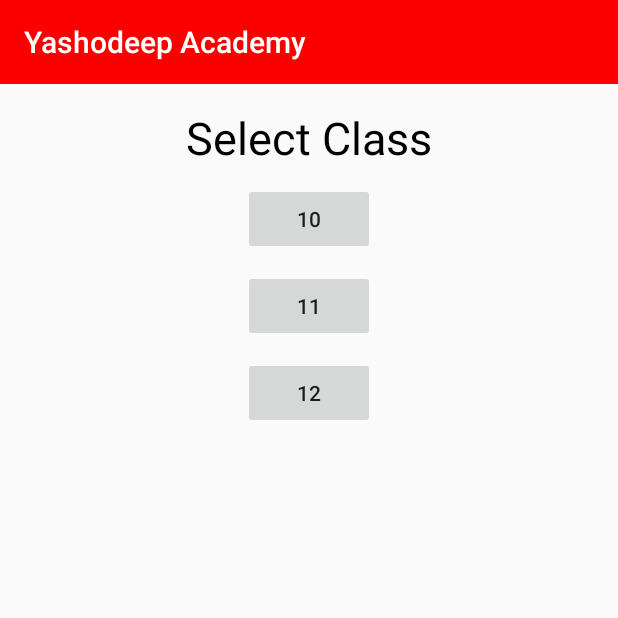
After one commit to h-rshada/YDAcademy, an Android app: the Guest screen opened directly, with no data from a screen before it, on a phone screen of 412 x 824 dp, the top half of it. The commit adds this screen. Run offline under Robolectric (Android 15) with nearby library versions, the phone set to English and light mode, and no system bars; our stand-ins replace ButterKnife; network calls fail.

Commit message:
Login code changed

```diff
--- /dev/null
+++ b/app/src/main/java/com/ydacademy/dell/Yashodeep2/Guest.java
@@ -0,0 +1,73 @@
+package com.ydacademy.dell.Yashodeep2;
+
+import android.app.Activity;
+import android.content.Intent;
+import android.content.SharedPreferences;
+import android.os.Bundle;
+import android.support.v7.app.AppCompatActivity;
+import android.view.View;
+import android.widget.Button;
+
+import butterknife.ButterKnife;
+import butterknife.InjectView;
+
+public class Guest extends AppCompatActivity {
+    SharedPreferences.Editor editor;
+    // Button btnEleventh, btnTwelth, btnTenth;
+    Intent intent;
+    SharedPreferences sp;
+    String class1;
+    @InjectView(R.id.btnTenth)
+    Button btnTenth;
+    @InjectView(R.id.btnEleventh)
+    Button btnEleventh;
+    @InjectView(R.id.btnTwelth)
+    Button btnTwelth;
+
+    @Override
+    protected void onCreate(Bundle savedInstanceState) {
+        super.onCreate(savedInstanceState);
+        setContentView(R.layout.activity_guest);
+        ButterKnife.inject(this);
+        SharedPreferences sp = getSharedPreferences("YourSharedPreference", Activity.MODE_PRIVATE);
+        editor = sp.edit();
+        btnTenth.setOnClickListener(new View.OnClickListener() {
+            @Override
+            public void onClick(View v) {
+                intent = new Intent(Guest.this, TenthActivity.class);
+                startActivity(intent);
+            }
+        });
+        btnEleventh.setOnClickListener(new View.OnClickListener() {
+            @Override
+            public void onClick(View v) {
+                class1 = btnEleventh.getText().toString();
+                intent = new Intent(Guest.this, TabActivity.class);
+                editor.putString("CLASS1", class1);
+                editor.commit();
+                startActivity(intent);
+            }
+        });
+        btnTwelth.setOnClickListener(new View.OnClickListener() {
+            @Override
+            public void onClick(View v) {
+                class1 = btnTwelth.getText().toString();
+                intent = new Intent(Guest.this, TabActivity.class);
+                editor.putString("CLASS1", class1);
+                editor.commit();
+                startActivity(intent);
+            }
+        });
+
+    }
+  /*  @Override
+    public void onBackPressed() {
+        super.onBackPressed();
+        Toast.makeText(Guest.this,"***********8",Toast.LENGTH_SHORT).show();
+        intent = new Intent(Guest.this, MainActivity.class);
+        intent.addFlags(Intent.FLAG_ACTIVITY_CLEAR_TOP);
+        intent.putExtra("data", true);
+        setResult(RESULT_OK, intent);
+        finish();
+    }*/
+}
--- a/app/src/main/java/com/ydacademy/dell/Yashodeep2/StudentStatforAdmin.java
+++ b/app/src/main/java/com/ydacademy/dell/Yashodeep2/StudentStatforAdmin.java
@@ -173,6 +173,7 @@ public class StudentStatforAdmin extends AppCompatActivity {
             super.onBackPressed();
         recyclerView.setVisibility(View.GONE);
         cardView1.setVisibility(View.VISIBLE);
+
     }
     @OnClick({R.id.img_back}) /* , R.id.fab*/
     public void onClick(View view) {
--- a/app/src/main/java/com/ydacademy/dell/Yashodeep2/TabActivity.java
+++ b/app/src/main/java/com/ydacademy/dell/Yashodeep2/TabActivity.java
@@ -1,6 +1,5 @@
 package com.ydacademy.dell.Yashodeep2;
 
-import android.content.Intent;
 import android.graphics.Color;
 import android.os.Bundle;
 import android.support.design.widget.TabLayout;
@@ -75,8 +74,9 @@ public class TabActivity extends AppCompatActivity {
     public void onClick(View view) {
         switch (view.getId()) {
             case R.id.img_back:
-                Intent intent = new Intent(TabActivity.this, MainActivity.class);
-                startActivity(intent);
+                onBackPressed();
+               /* Intent intent = new Intent(TabActivity.this, MainActivity.class);
+                startActivity(intent);*/
                 break;
         }
 
--- /dev/null
+++ b/app/src/main/res/layout/activity_guest.xml
@@ -0,0 +1,42 @@
+<?xml version="1.0" encoding="utf-8"?>
+<LinearLayout xmlns:android="http://schemas.android.com/apk/res/android"
+    android:layout_width="match_parent"
+    android:layout_height="match_parent"
+    android:orientation="vertical">
+
+    <TextView
+        android:id="@+id/txtName"
+        android:layout_width="match_parent"
+        android:layout_height="wrap_content"
+        android:layout_marginTop="15dp"
+        android:gravity="center"
+        android:text="Select Class"
+        android:textColor="@color/black"
+        android:textSize="30dp" />
+
+    <Button
+        android:id="@+id/btnTenth"
+        android:layout_width="wrap_content"
+        android:layout_height="wrap_content"
+        android:layout_gravity="center"
+        android:layout_marginTop="10dp"
+        android:text="10" />
+
+    <Button
+        android:id="@+id/btnEleventh"
+        android:layout_width="wrap_content"
+        android:layout_height="wrap_content"
+        android:layout_gravity="center"
+        android:layout_marginTop="10dp"
+        android:text="11" />
+
+    <Button
+        android:id="@+id/btnTwelth"
+        android:layout_width="wrap_content"
+        android:layout_height="wrap_content"
+        android:layout_gravity="center"
+        android:layout_marginTop="10dp"
+        android:text="12" />
+
+
+</LinearLayout>
--- a/app/src/main/res/layout/activity_login.xml
+++ b/app/src/main/res/layout/activity_login.xml
@@ -5,6 +5,7 @@
     android:id="@+id/relativeLogin"
     android:layout_width="match_parent"
     android:layout_height="match_parent"
+    android:layout_alignParentBottom="true"
     android:background="@drawable/bg"
     tools:context="com.ydacademy.dell.Yashodeep2.LoginActivity">
 
```
Also changed, not shown: app/src/main/AndroidManifest.xml (+11 -10 lines), app/src/main/java/com/ydacademy/dell/Yashodeep2/GuestRegistrationActivity.java (+20 -1 lines), app/src/main/java/com/ydacademy/dell/Yashodeep2/LoginActivity.java (+14 -73 lines), app/src/main/java/com/ydacademy/dell/Yashodeep2/MainActivity.java (+8 -8 lines), 1 other file.
